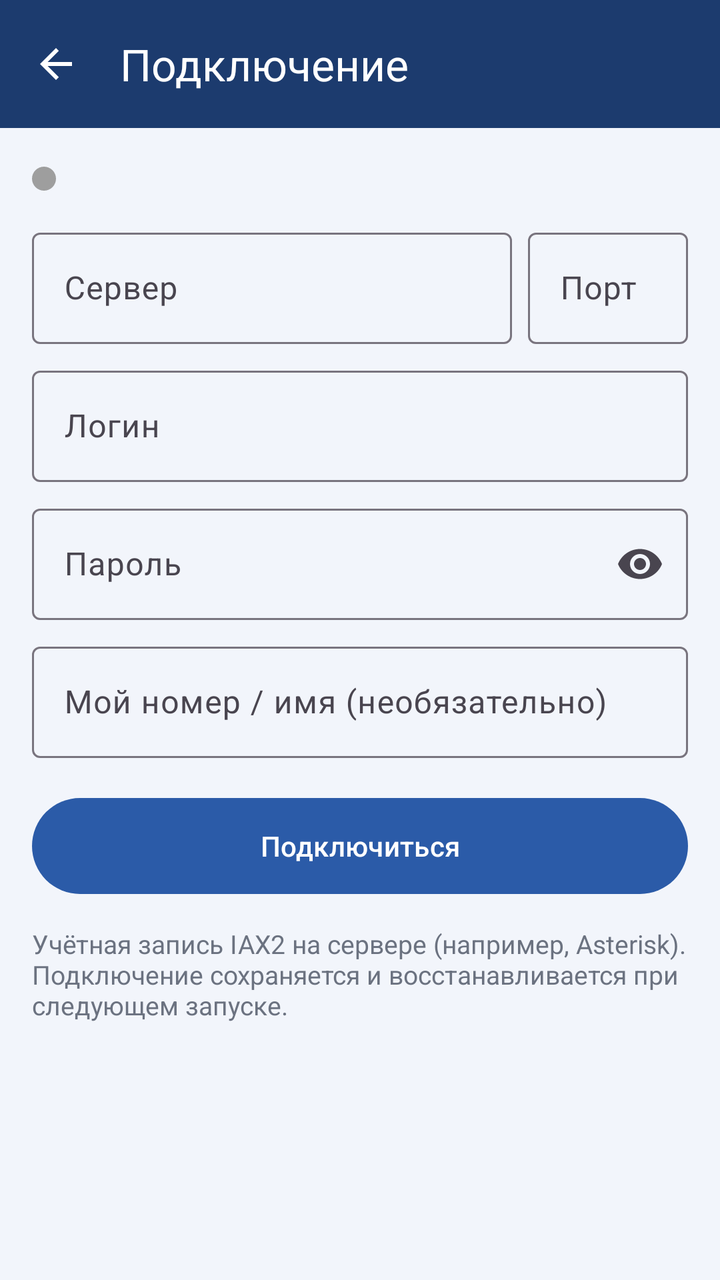
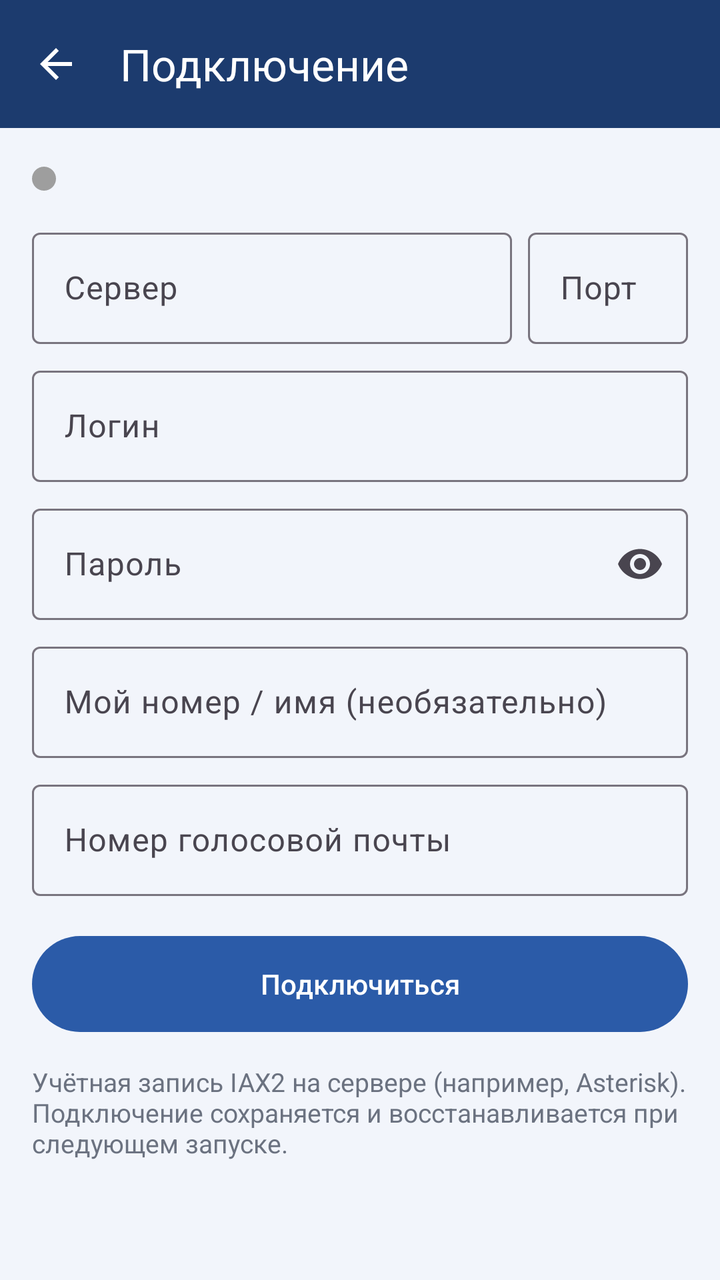

Two renders of the same Android screen: before a commit and after it. Below are the layout's source before the change and the commit's diff.
<!-- AndroidManifest.xml: application theme Theme.IaxPhone -->
<!-- res/layout/activity_connection.xml -->
<?xml version="1.0" encoding="utf-8"?>
<LinearLayout xmlns:android="http://schemas.android.com/apk/res/android"
    xmlns:app="http://schemas.android.com/apk/res-auto"
    android:id="@+id/root"
    android:layout_width="match_parent"
    android:layout_height="match_parent"
    android:background="@color/page_bg"
    android:orientation="vertical">

    <com.google.android.material.appbar.MaterialToolbar
        android:id="@+id/toolbar"
        android:layout_width="match_parent"
        android:layout_height="wrap_content"
        android:background="@color/top_bar"
        android:minHeight="?attr/actionBarSize"
        android:theme="@style/TopBarOverlay"
        app:navigationContentDescription="@string/cancel"
        app:navigationIcon="@drawable/ic_arrow_back"
        app:navigationIconTint="@android:color/white"
        app:title="@string/connection"
        app:titleTextColor="@android:color/white" />

    <androidx.core.widget.NestedScrollView
        android:id="@+id/scroll"
        android:layout_width="match_parent"
        android:layout_height="match_parent">

        <LinearLayout
            android:layout_width="match_parent"
            android:layout_height="wrap_content"
            android:orientation="vertical"
            android:padding="16dp">

            <LinearLayout
                android:layout_width="match_parent"
                android:layout_height="wrap_content"
                android:gravity="center_vertical"
                android:orientation="horizontal"
                android:paddingBottom="12dp">

                <View
                    android:id="@+id/regDot"
                    android:layout_width="12dp"
                    android:layout_height="12dp"
                    android:background="@drawable/dot" />

                <TextView
                    android:id="@+id/regStatus"
                    android:layout_width="0dp"
                    android:layout_height="wrap_content"
                    android:layout_marginStart="8dp"
                    android:layout_weight="1"
                    android:textAppearance="?attr/textAppearanceTitleSmall" />
            </LinearLayout>

            <LinearLayout
                android:layout_width="match_parent"
                android:layout_height="wrap_content"
                android:orientation="horizontal">

                <com.google.android.material.textfield.TextInputLayout
                    android:layout_width="0dp"
                    android:layout_height="wrap_content"
                    android:layout_weight="3"
                    android:hint="@string/server">

                    <com.google.android.material.textfield.TextInputEditText
                        android:id="@+id/host"
                        android:layout_width="match_parent"
                        android:layout_height="wrap_content"
                        android:inputType="textUri" />
                </com.google.android.material.textfield.TextInputLayout>

                <com.google.android.material.textfield.TextInputLayout
                    android:layout_width="0dp"
                    android:layout_height="wrap_content"
                    android:layout_marginStart="8dp"
                    android:layout_weight="1"
                    android:hint="@string/port">

                    <com.google.android.material.textfield.TextInputEditText
                        android:id="@+id/port"
                        android:layout_width="match_parent"
                        android:layout_height="wrap_content"
                        android:inputType="number" />
                </com.google.android.material.textfield.TextInputLayout>
            </LinearLayout>

            <com.google.android.material.textfield.TextInputLayout
                android:layout_width="match_parent"
                android:layout_height="wrap_content"
                android:layout_marginTop="8dp"
                android:hint="@string/username">

                <com.google.android.material.textfield.TextInputEditText
                    android:id="@+id/username"
                    android:layout_width="match_parent"
                    android:layout_height="wrap_content"
                    android:inputType="text" />
            </com.google.android.material.textfield.TextInputLayout>

            <com.google.android.material.textfield.TextInputLayout
                android:layout_width="match_parent"
                android:layout_height="wrap_content"
                android:layout_marginTop="8dp"
                android:hint="@string/password"
                app:endIconMode="password_toggle">

                <com.google.android.material.textfield.TextInputEditText
                    android:id="@+id/password"
                    android:layout_width="match_parent"
                    android:layout_height="wrap_content"
                    android:inputType="textPassword" />
            </com.google.android.material.textfield.TextInputLayout>

            <com.google.android.material.textfield.TextInputLayout
                android:layout_width="match_parent"
                android:layout_height="wrap_content"
                android:layout_marginTop="8dp"
                android:hint="@string/caller_id">

                <com.google.android.material.textfield.TextInputEditText
                    android:id="@+id/callerId"
                    android:layout_width="match_parent"
                    android:layout_height="wrap_content"
                    android:inputType="text" />
            </com.google.android.material.textfield.TextInputLayout>

            <com.google.android.material.button.MaterialButton
                android:id="@+id/connect"
                android:layout_width="match_parent"
                android:layout_height="56dp"
                android:layout_marginTop="16dp"
                android:text="@string/connect" />

            <TextView
                android:layout_width="match_parent"
                android:layout_height="wrap_content"
                android:layout_marginTop="12dp"
                android:text="@string/connection_hint"
                android:textColor="@color/text_secondary"
                android:textSize="13sp" />
        </LinearLayout>
    </androidx.core.widget.NestedScrollView>
</LinearLayout>
<!-- resources referenced by this layout -->
<resources>
  <color name="page_bg">#F2F5FB</color>
  <color name="text_secondary">#6B7280</color>
  <color name="top_bar">#1C3B6E</color>
  <!-- drawable dot (drawable) -->
  <?xml version="1.0" encoding="utf-8"?>
  <shape xmlns:android="http://schemas.android.com/apk/res/android" android:shape="oval">
      <solid android:color="#9E9E9E" />
  </shape>
  <!-- drawable ic_arrow_back (drawable) -->
  <vector xmlns:android="http://schemas.android.com/apk/res/android"
      android:width="24dp" android:height="24dp" android:viewportWidth="24" android:viewportHeight="24"
      android:tint="?attr/colorControlNormal">
      <path android:fillColor="@android:color/white"
          android:pathData="M20,11H7.83l5.59,-5.59L12,4l-8,8 8,8 1.41,-1.41L7.83,13H20v-2z" />
  </vector>
  <string name="caller_id">Мой номер / имя (необязательно)</string>
  <string name="cancel">Отмена</string>
  <string name="connect">Подключиться</string>
  <string name="connection">Подключение</string>
  <string name="connection_hint">Учётная запись IAX2 на сервере (например, Asterisk). Подключение сохраняется и восстанавливается при следующем запуске.</string>
  <string name="password">Пароль</string>
  <string name="port">Порт</string>
  <string name="server">Сервер</string>
  <string name="username">Логин</string>
  <style name="TopBarOverlay" parent="ThemeOverlay.Material3.Dark.ActionBar" />
  <style name="Theme.IaxPhone" parent="Theme.Material3.DayNight.NoActionBar">
          <item name="colorPrimary">@color/top_bar_primary</item>
          <item name="colorOnPrimary">@color/on_primary</item>
          <item name="colorSecondaryContainer">@color/key_bg</item>
          <item name="android:windowBackground">@color/page_bg</item>
      </style>
  <color name="top_bar_primary">#2B5BA8</color>
  <color name="on_primary">#FFFFFF</color>
  <color name="key_bg">#FFFFFF</color>
</resources>

<!-- the commit's change to res/layout/activity_connection.xml (unified diff, before → after) -->
@@ -126,6 +126,19 @@
                     android:inputType="text" />
             </com.google.android.material.textfield.TextInputLayout>
 
+            <com.google.android.material.textfield.TextInputLayout
+                android:layout_width="match_parent"
+                android:layout_height="wrap_content"
+                android:layout_marginTop="8dp"
+                android:hint="@string/voicemail_number">
+
+                <com.google.android.material.textfield.TextInputEditText
+                    android:id="@+id/voicemail"
+                    android:layout_width="match_parent"
+                    android:layout_height="wrap_content"
+                    android:inputType="phone" />
+            </com.google.android.material.textfield.TextInputLayout>
+
             <com.google.android.material.button.MaterialButton
                 android:id="@+id/connect"
                 android:layout_width="match_parent"
<!-- resource entries referenced after the edit -->
@@ -24,6 +24,7 @@
   <string name="port">Порт</string>
   <string name="server">Сервер</string>
   <string name="username">Логин</string>
+  <string name="voicemail_number">Номер голосовой почты</string>
   <style name="TopBarOverlay" parent="ThemeOverlay.Material3.Dark.ActionBar" />
   <style name="Theme.IaxPhone" parent="Theme.Material3.DayNight.NoActionBar">
           <item name="colorPrimary">@color/top_bar_primary</item>
